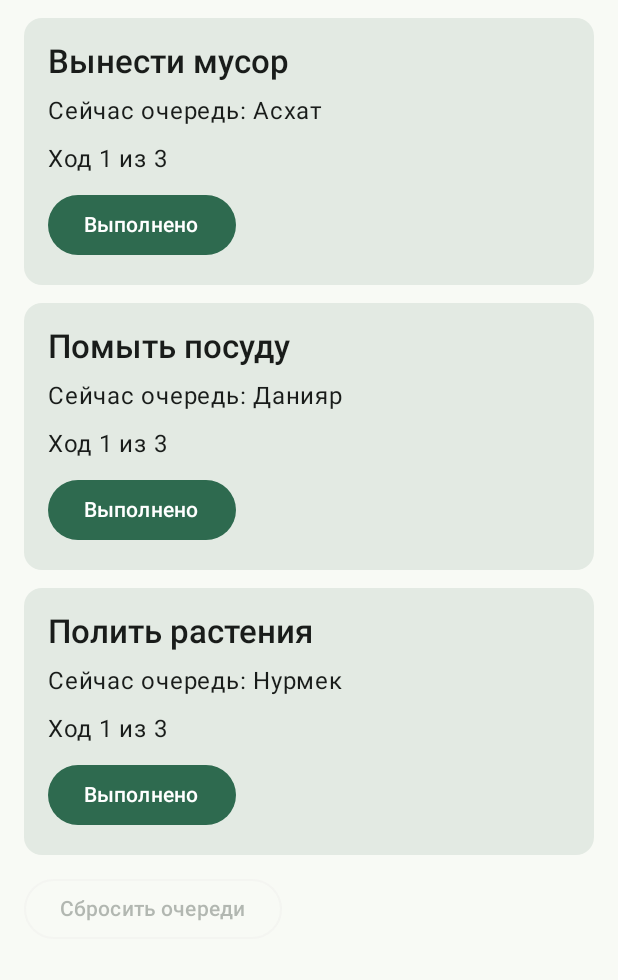
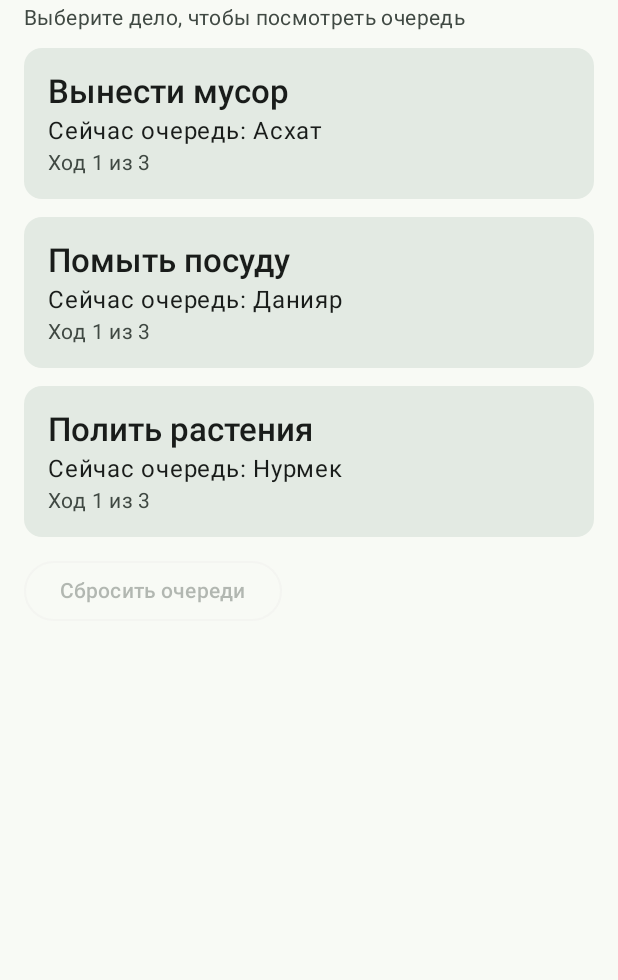
Before and after one commit to tortugichh/WhoseTurn, an Android app built with Jetpack Compose: the screen it shows after launch (MainActivity), on a phone screen of 412 x 824 dp, the part 73-1053 px from its top. Run offline under Robolectric (Android 15) with nearby library versions, the phone set to English and light mode, and no system bars.

Commit message:
connect navigation to main activity

```diff
--- a/app/src/main/java/com/example/project/MainActivity.kt
+++ b/app/src/main/java/com/example/project/MainActivity.kt
@@ -4,29 +4,9 @@ import android.os.Bundle
 import androidx.activity.ComponentActivity
 import androidx.activity.compose.setContent
 import androidx.activity.enableEdgeToEdge
-import androidx.compose.foundation.layout.Arrangement
-import androidx.compose.foundation.layout.Column
-import androidx.compose.foundation.layout.PaddingValues
-import androidx.compose.foundation.layout.fillMaxSize
-import androidx.compose.foundation.layout.fillMaxWidth
-import androidx.compose.foundation.layout.padding
-import androidx.compose.foundation.lazy.LazyColumn
-import androidx.compose.foundation.lazy.items
-import androidx.compose.material3.Button
-import androidx.compose.material3.Card
-import androidx.compose.material3.MaterialTheme
-import androidx.compose.material3.Scaffold
-import androidx.compose.material3.Text
-import androidx.compose.runtime.Composable
-import androidx.compose.runtime.getValue
-import androidx.compose.ui.Modifier
-import androidx.compose.ui.res.stringResource
-import androidx.compose.ui.unit.dp
-import androidx.lifecycle.compose.collectAsStateWithLifecycle
 import androidx.lifecycle.viewmodel.compose.viewModel
-import com.example.project.chores.Chore
 import com.example.project.chores.ChoresViewModel
-import com.example.project.chores.ui.ResetChoresButton
+import com.example.project.chores.navigation.ChoresApp
 import com.example.project.ui.theme.ProjectTheme
 
 class MainActivity : ComponentActivity() {
@@ -37,66 +17,8 @@ class MainActivity : ComponentActivity() {
         setContent {
             ProjectTheme {
                 val choresViewModel: ChoresViewModel = viewModel()
-                val chores by choresViewModel.chores.collectAsStateWithLifecycle()
-
-                Scaffold(modifier = Modifier.fillMaxSize()) { innerPadding ->
-                    ChoresOverview(
-                        chores = chores,
-                        onComplete = choresViewModel::complete,
-                        onReset = choresViewModel::resetChores,
-                        modifier = Modifier.padding(innerPadding),
-                    )
-                }
+                ChoresApp(viewModel = choresViewModel)
             }
         }
     }
 }
-
-@Composable
-private fun ChoresOverview(
-    chores: List<Chore>,
-    onComplete: (String) -> Unit,
-    onReset: () -> Unit,
-    modifier: Modifier = Modifier,
-) {
-    LazyColumn(
-        modifier = modifier.fillMaxSize(),
-        contentPadding = PaddingValues(16.dp),
-        verticalArrangement = Arrangement.spacedBy(12.dp),
-    ) {
-        item {
-            Text(
-                text = stringResource(R.string.chores_home_title),
-                style = MaterialTheme.typography.headlineMedium,
-            )
-        }
-
-        items(chores, key = { it.id }) { chore ->
-            Card(modifier = Modifier.fillMaxWidth()) {
-                Column(
-                    modifier = Modifier.padding(16.dp),
-                    verticalArrangement = Arrangement.spacedBy(8.dp),
-                ) {
-                    Text(chore.title, style = MaterialTheme.typography.titleLarge)
-                    Text(stringResource(R.string.chore_current_assignee, chore.currentParticipant))
-                    Text(stringResource(R.string.chore_turn_position, chore.turnNumber, chore.participants.size))
-
-                    chore.lastCompletedBy?.let { name ->
-                        Text(stringResource(R.string.chore_last_completed_by, name))
-                    }
-
-                    Button(onClick = { onComplete(chore.id) }) {
-                        Text(stringResource(R.string.chore_complete))
-                    }
-                }
-            }
-        }
-
-        item {
-            ResetChoresButton(
-                enabled = chores.any { it.lastCompletedBy != null },
-                onReset = onReset,
-            )
-        }
-    }
-}
```
